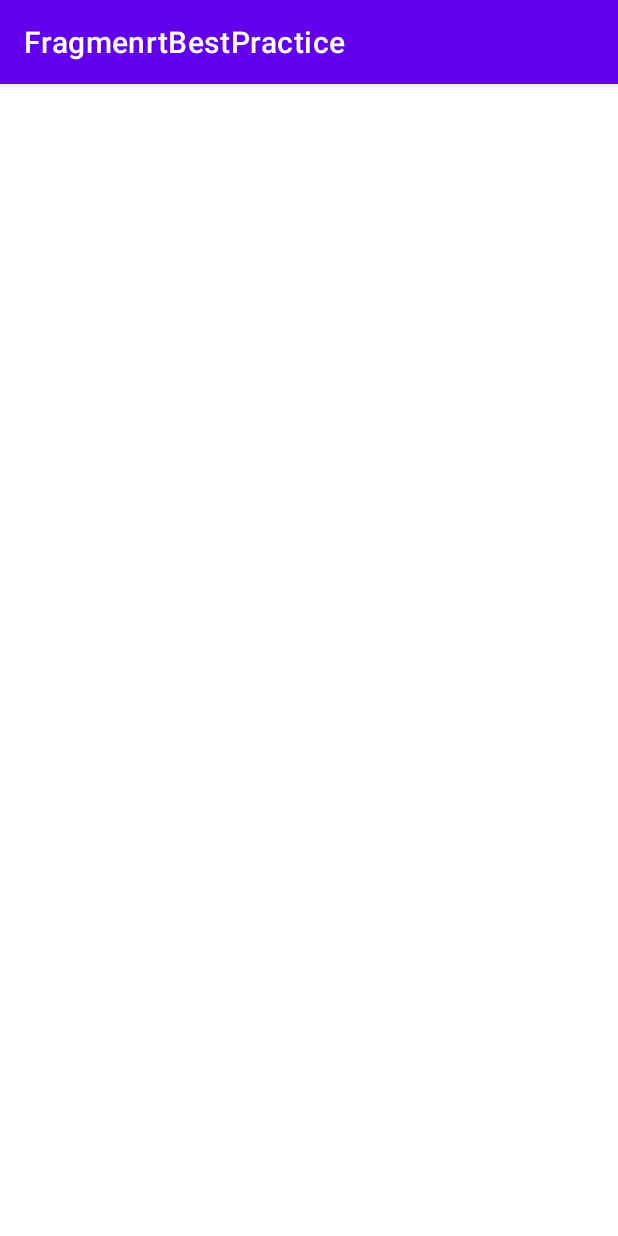
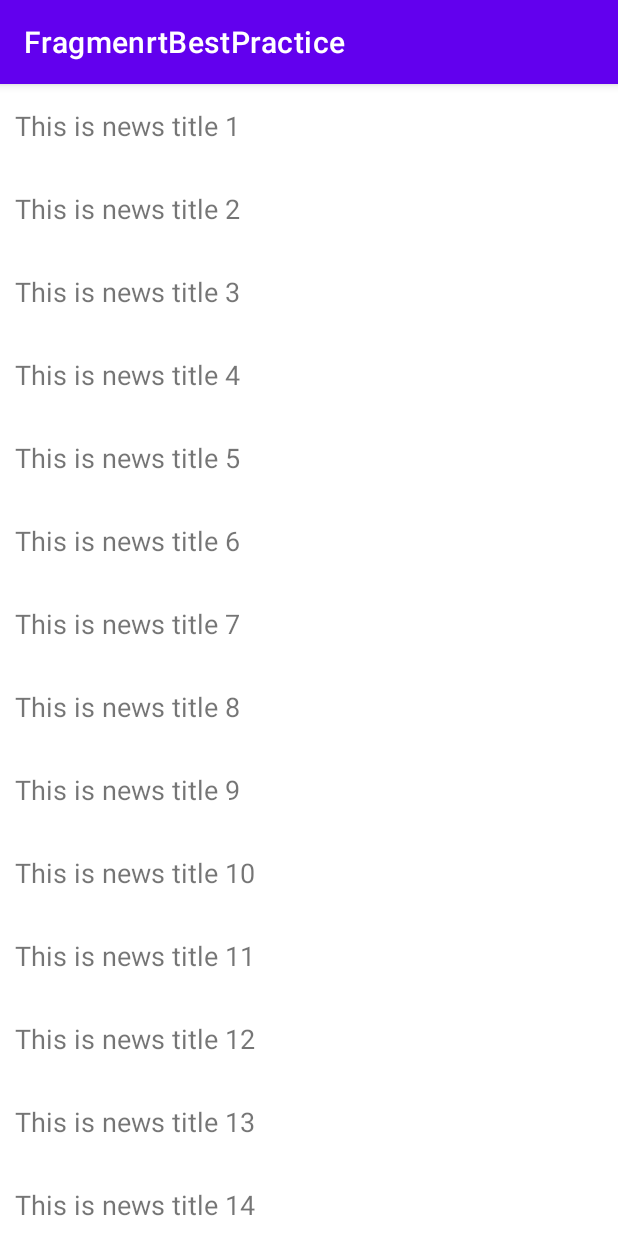
Before and after one commit to dgjungleP/startAndroid, an Android app: the screen it shows after launch (MainActivity), on a phone screen of 412 x 824 dp. Run offline under Robolectric (Android 15) with nearby library versions, the phone set to English and light mode, and no system bars.

Commit message:
best practice

```diff
--- a/FragmenrtBestPractice/app/src/main/java/com/example/fragmenrtbestpractice/NewsContentActivity.kt
+++ b/FragmenrtBestPractice/app/src/main/java/com/example/fragmenrtbestpractice/NewsContentActivity.kt
@@ -15,7 +15,7 @@ class NewsContentActivity : AppCompatActivity() {
     companion object {
         fun actionStart(context: Context, title: String, content: String) {
             val intent = Intent(context, NewsContentActivity::class.java).apply {
-                putExtra("name_title", title)
+                putExtra("news_title", title)
                 putExtra("news_content", content)
             }
             context.startActivity(intent)
@@ -27,7 +27,7 @@ class NewsContentActivity : AppCompatActivity() {
         binding = ActivityNewsContentBinding.inflate(layoutInflater)
         setContentView(binding.root)
         val title = intent.getStringExtra("news_title")
-        val content = intent.getStringExtra("content")
+        val content = intent.getStringExtra("news_content")
         if (title != null && content != null) {
             val fragment =
                 supportFragmentManager.findFragmentById(R.id.newsContentFrag) as NewsContentFragment
--- a/FragmenrtBestPractice/app/src/main/java/com/example/fragmenrtbestpractice/NewsTitleFragment.kt
+++ b/FragmenrtBestPractice/app/src/main/java/com/example/fragmenrtbestpractice/NewsTitleFragment.kt
@@ -4,11 +4,50 @@ import android.os.Bundle
 import android.view.LayoutInflater
 import android.view.View
 import android.view.ViewGroup
+import android.widget.TextView
 import androidx.fragment.app.Fragment
+import androidx.recyclerview.widget.LinearLayoutManager
+import androidx.recyclerview.widget.RecyclerView
 
 class NewsTitleFragment : Fragment() {
 
     private var isTwoPane = false
+
+    inner class NewsAdapter(val newsList: List<News>) :
+        RecyclerView.Adapter<NewsAdapter.ViewHolder>() {
+        inner class ViewHolder(view: View) : RecyclerView.ViewHolder(view) {
+            val newsTitle: TextView = view.findViewById(R.id.newsTitle)
+        }
+
+        override fun onCreateViewHolder(parent: ViewGroup, viewType: Int): ViewHolder {
+            val view =
+                LayoutInflater.from(parent.context).inflate(R.layout.news_item, parent, false)
+            val holder = ViewHolder(view)
+            holder.itemView.setOnClickListener {
+                val news = newsList[holder.absoluteAdapterPosition]
+                if (isTwoPane) {
+                    val fragment =
+                        parentFragmentManager.findFragmentById(R.id.newsContentFrag) as NewsContentFragment
+                    fragment.refresh(news.title, news.content)
+                } else {
+                    NewsContentActivity.actionStart(parent.context, news.title, news.content)
+                }
+            }
+
+            return holder
+        }
+
+        override fun onBindViewHolder(holder: ViewHolder, position: Int) {
+            val news = newsList[position]
+            holder.newsTitle.text = news.title
+        }
+
+        override fun getItemCount(): Int {
+            return newsList.size
+        }
+
+
+    }
 
     override fun onCreateView(
         inflater: LayoutInflater,
@@ -21,5 +60,22 @@ class NewsTitleFragment : Fragment() {
     override fun onActivityCreated(savedInstanceState: Bundle?) {
         super.onActivityCreated(savedInstanceState)
         isTwoPane = activity?.findViewById<View>(R.id.newsContentLayout) != null
+        val manager = LinearLayoutManager(activity)
+        val adapter = NewsAdapter(getNews())
+        val recyclerView = activity?.findViewById<RecyclerView>(R.id.newsTitleRecyclerView)
+        recyclerView?.layoutManager = manager
+        recyclerView?.adapter = adapter
+
     }
+
+    private fun getNews(): List<News> {
+        val newsList = ArrayList<News>()
+        for (i in 1..50) {
+            val news = News("This is news title $i", "hello world")
+            newsList.add(news)
+        }
+        return newsList
+    }
+
+
 }
```
